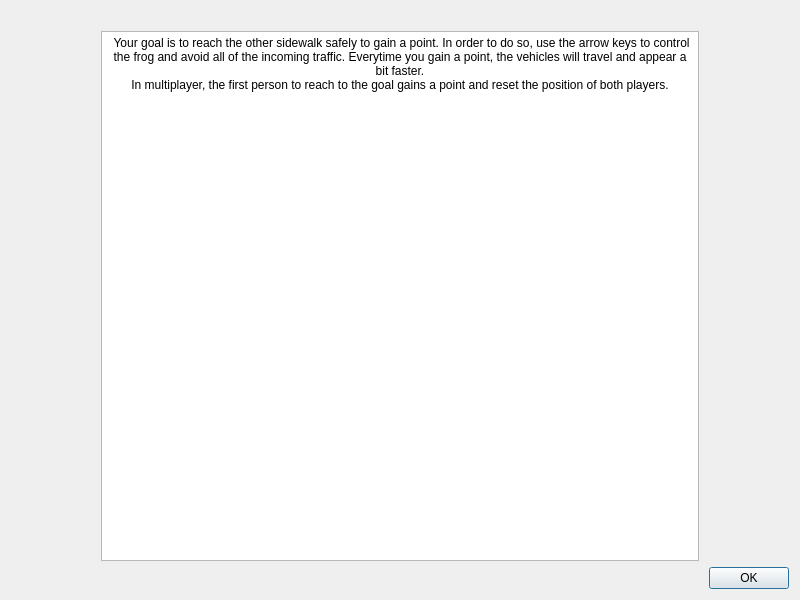
Qt form src/Help.ui (josealbern64/ProyectoProgra2) before a commit.
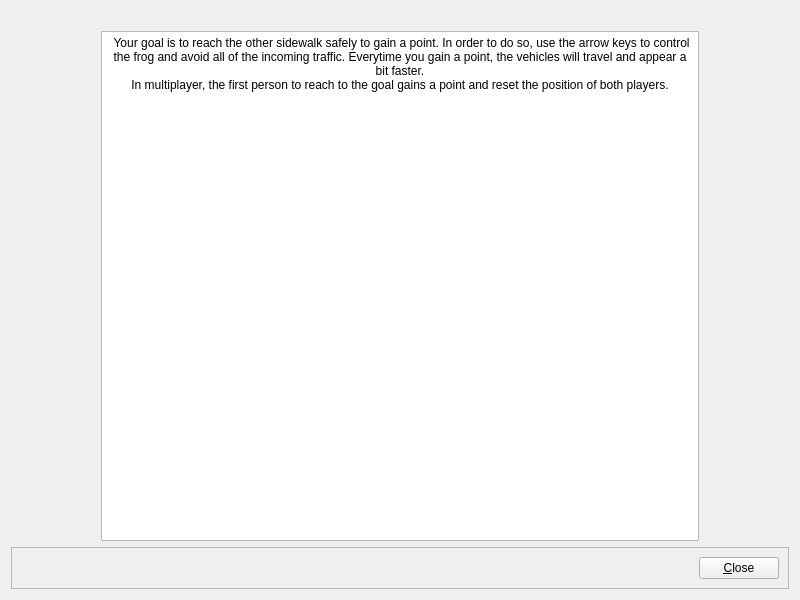
The same form after that commit. Icons and pictures are not drawn.

Diff of the .ui file:
```diff
--- a/src/Help.ui
+++ b/src/Help.ui
@@ -100,10 +100,35 @@
     </widget>
    </item>
    <item>
-    <widget class="QDialogButtonBox" name="okButton">
-     <property name="standardButtons">
-      <set>QDialogButtonBox::Ok</set>
+    <widget class="QFrame" name="frame_2">
+     <property name="frameShape">
+      <enum>QFrame::StyledPanel</enum>
      </property>
+     <property name="frameShadow">
+      <enum>QFrame::Raised</enum>
+     </property>
+     <layout class="QHBoxLayout" name="horizontalLayout_3">
+      <item>
+       <spacer name="horizontalSpacer">
+        <property name="orientation">
+         <enum>Qt::Horizontal</enum>
+        </property>
+        <property name="sizeHint" stdset="0">
+         <size>
+          <width>40</width>
+          <height>20</height>
+         </size>
+        </property>
+       </spacer>
+      </item>
+      <item>
+       <widget class="QPushButton" name="closeButton">
+        <property name="text">
+         <string>&amp;Close</string>
+        </property>
+       </widget>
+      </item>
+     </layout>
     </widget>
    </item>
   </layout>
```
Left out of the diff: 6 changed lines with no effect on the pictures.
